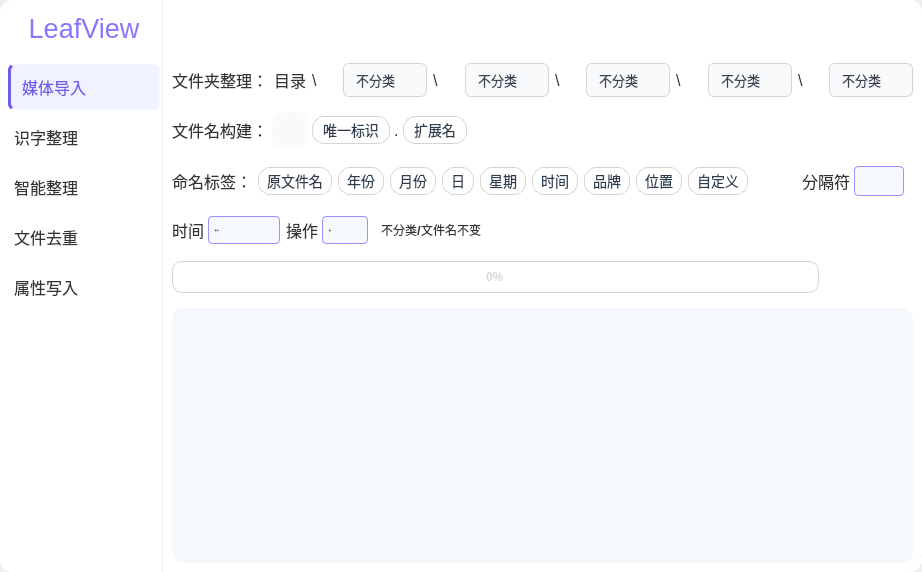
This is Ui_MainWindow.ui in YangShengzhou03/LeafView as Qt 5 draws it before an edit. The edited form follows.
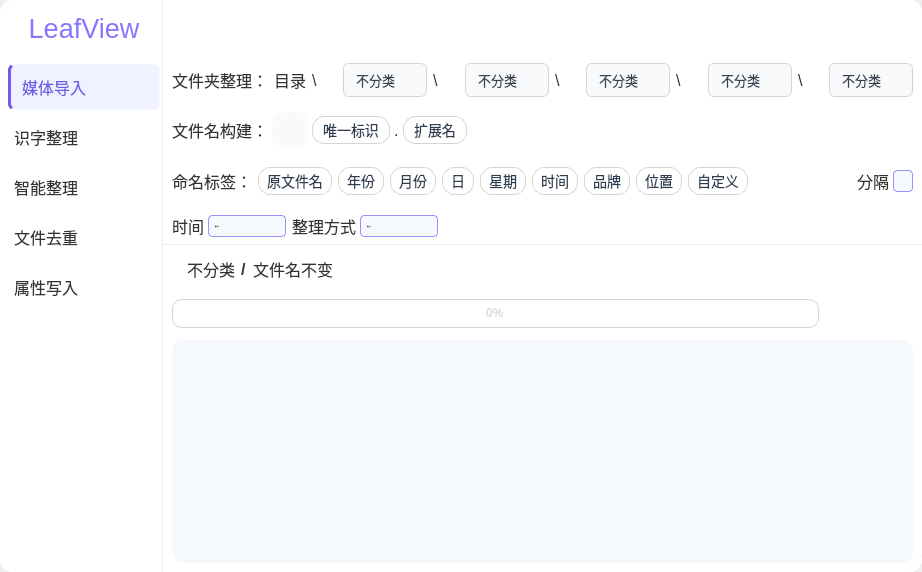
This is the edited form. The open tabs and pages were chosen to show the change. Icons and pictures are not drawn.

Commit message: 枫叶相册媒体管理系统

Diff of the .ui file:
```diff
--- a/Ui_MainWindow.ui
+++ b/Ui_MainWindow.ui
@@ -45,7 +45,7 @@
       <property name="frameShadow">
        <enum>QFrame::Raised</enum>
       </property>
-      <layout class="QHBoxLayout" name="horizontalLayout_4" stretch="0,0,0">
+      <layout class="QHBoxLayout" name="horizontalLayout_4" stretch="0,0,1">
        <property name="spacing">
         <number>0</number>
        </property>
@@ -2505,7 +2505,7 @@
                           <number>0</number>
                          </property>
                          <property name="rightMargin">
-                          <number>9</number>
+                          <number>0</number>
                          </property>
                          <property name="bottomMargin">
                           <number>0</number>
@@ -2999,7 +2999,7 @@
 }</string>
                              </property>
                              <property name="text">
-                              <string>分隔符</string>
+                              <string>分隔</string>
                              </property>
                             </widget>
                            </item>
@@ -3007,8 +3007,8 @@
                             <widget class="QComboBox" name="comboBox_separator">
                              <property name="minimumSize">
                               <size>
-                               <width>48</width>
-                               <height>30</height>
+                               <width>0</width>
+                               <height>0</height>
                               </size>
                              </property>
                              <property name="font">
@@ -3025,8 +3025,6 @@
     background: rgb(245, 249, 254);
     border-radius: 4px;
     padding: 2px 6px;
-    min-height: 24px;
-	min-width: 34px;
     color: #333333;
     font: 14px &quot;Microsoft YaHei&quot;;
 }
@@ -3120,8 +3118,8 @@
                            <widget class="QComboBox" name="comboBox_timeSource">
                             <property name="minimumSize">
                              <size>
-                              <width>72</width>
-                              <height>28</height>
+                              <width>78</width>
+                              <height>0</height>
                              </size>
                             </property>
                             <property name="font">
@@ -3137,8 +3135,7 @@
     border: 1px solid rgba(134, 119, 253, 0.8);
     background: rgb(245, 249, 254);
     border-radius: 4px;
-    padding: 1px 6px;
-    min-height: 24px;
+    padding: 2px 6px;
     color: #333333;
     font: 14px &quot;Microsoft YaHei&quot;;
 }
@@ -3209,7 +3206,7 @@
 }</string>
                             </property>
                             <property name="text">
-                             <string>操作</string>
+                             <string>整理方式</string>
                             </property>
                            </widget>
                           </item>
@@ -3217,8 +3214,8 @@
                            <widget class="QComboBox" name="comboBox_operation">
                             <property name="minimumSize">
                              <size>
-                              <width>46</width>
-                              <height>28</height>
+                              <width>78</width>
+                              <height>0</height>
                              </size>
                             </property>
                             <property name="font">
@@ -3234,8 +3231,7 @@
     border: 1px solid rgba(134, 119, 253, 0.8);
     background: rgb(245, 249, 254);
     border-radius: 4px;
-    padding: 1px 6px;
-    min-height: 24px;
+    padding: 2px 6px;
     color: #333333;
     font: 14px &quot;Microsoft YaHei&quot;;
 }
@@ -3265,7 +3261,7 @@
                             </property>
                             <item>
                              <property name="text">
-                              <string>移动</string>
+                              <string>移动文件</string>
                              </property>
                             </item>
                             <item>
@@ -3277,6 +3273,60 @@
                           </item>
                          </layout>
                         </item>
+                        <item>
+                         <spacer name="horizontalSpacer_4">
+                          <property name="orientation">
+                           <enum>Qt::Horizontal</enum>
+                          </property>
+                          <property name="sizeHint" stdset="0">
+                           <size>
+                            <width>40</width>
+                            <height>20</height>
+                           </size>
+                          </property>
+                         </spacer>
+                        </item>
+                       </layout>
+                      </item>
+                      <item>
+                       <widget class="Line" name="line_Arrange">
+                        <property name="minimumSize">
+                         <size>
+                          <width>0</width>
+                          <height>1</height>
+                         </size>
+                        </property>
+                        <property name="maximumSize">
+                         <size>
+                          <width>16777215</width>
+                          <height>1</height>
+                         </size>
+                        </property>
+                        <property name="styleSheet">
+                         <string notr="true">background-color: rgb(235, 236, 237);</string>
+                        </property>
+                        <property name="orientation">
+                         <enum>Qt::Horizontal</enum>
+                        </property>
+                       </widget>
+                      </item>
+                      <item>
+                       <layout class="QHBoxLayout" name="horizontalLayout_58" stretch="0">
+                        <property name="spacing">
+                         <number>6</number>
+                        </property>
+                        <property name="leftMargin">
+                         <number>9</number>
+                        </property>
+                        <property name="topMargin">
+                         <number>6</number>
+                        </property>
+                        <property name="rightMargin">
+                         <number>9</number>
+                        </property>
+                        <property name="bottomMargin">
+                         <number>6</number>
+                        </property>
                         <item>
                          <widget class="QFrame" name="rename_Frame_2">
                           <property name="styleSheet">
@@ -3287,7 +3337,7 @@
                           </property>
                           <layout class="QHBoxLayout" name="horizontalLayout" stretch="0,0,0,0,0">
                            <property name="spacing">
-                            <number>0</number>
+                            <number>6</number>
                            </property>
                            <property name="leftMargin">
                             <number>0</number>
@@ -3317,7 +3367,7 @@
                              </property>
                              <property name="font">
                               <font>
-                               <pointsize>9</pointsize>
+                               <pointsize>12</pointsize>
                               </font>
                              </property>
                              <property name="styleSheet">
@@ -3349,7 +3399,7 @@
                              </property>
                              <property name="font">
                               <font>
-                               <pointsize>9</pointsize>
+                               <pointsize>12</pointsize>
                               </font>
                              </property>
                              <property name="styleSheet">
@@ -3369,7 +3419,7 @@
                             <widget class="QLabel" name="label_21">
                              <property name="font">
                               <font>
-                               <pointsize>10</pointsize>
+                               <pointsize>12</pointsize>
                                <bold>true</bold>
                               </font>
                              </property>
@@ -3400,7 +3450,7 @@
                              </property>
                              <property name="font">
                               <font>
-                               <pointsize>9</pointsize>
+                               <pointsize>12</pointsize>
                               </font>
                              </property>
                              <property name="styleSheet">
@@ -3452,13 +3502,13 @@
                        <number>9</number>
                       </property>
                       <property name="topMargin">
-                       <number>9</number>
+                       <number>6</number>
                       </property>
                       <property name="rightMargin">
                        <number>9</number>
                       </property>
                       <property name="bottomMargin">
-                       <number>9</number>
+                       <number>6</number>
                       </property>
                       <item>
                        <widget class="QProgressBar" name="progressBar_classification">
@@ -3509,13 +3559,13 @@
                         <property name="minimumSize">
                          <size>
                           <width>88</width>
-                          <height>32</height>
+                          <height>0</height>
                          </size>
                         </property>
                         <property name="maximumSize">
                          <size>
                           <width>16777215</width>
-                          <height>32</height>
+                          <height>29</height>
                          </size>
                         </property>
                         <property name="styleSheet">
@@ -3592,7 +3642,7 @@
                         <property name="minimumSize">
                          <size>
                           <width>0</width>
-                          <height>220</height>
+                          <height>0</height>
                          </size>
                         </property>
                         <property name="font">
```
Left out of the diff: 2 changed lines with no effect on the pictures. The commit also changes 1 other file.
